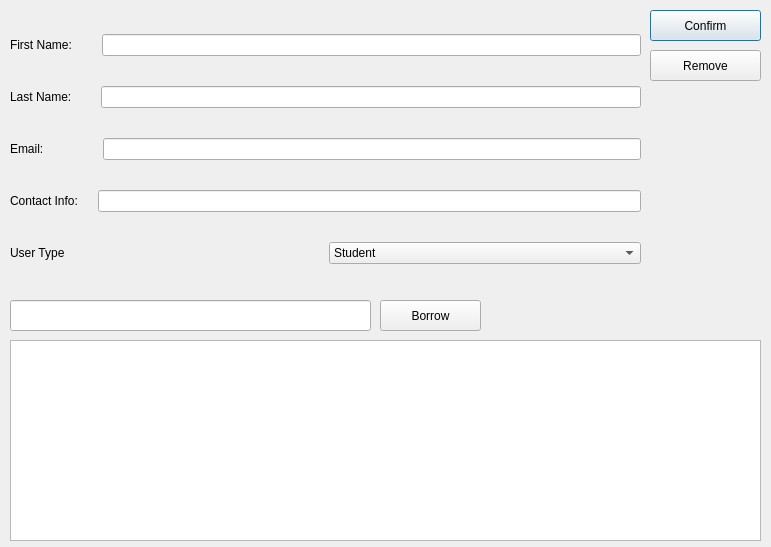
Qt form persondialog.ui (concat1911/LibraryManager) before a commit.
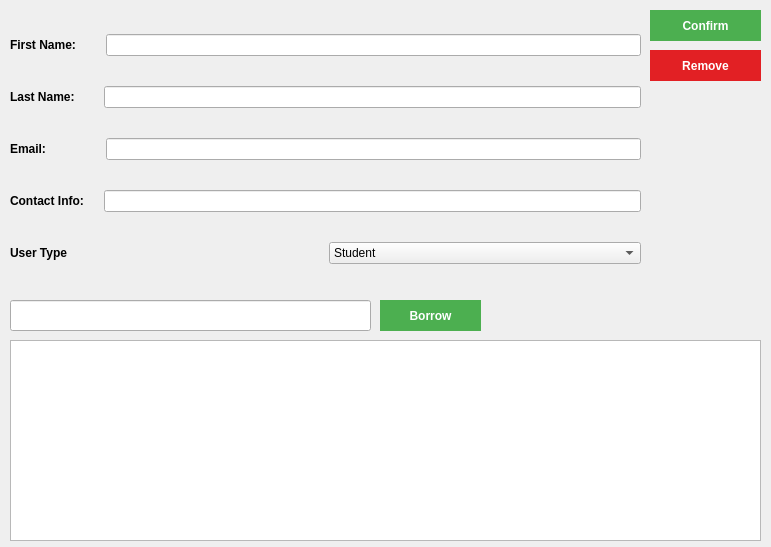
The same form after that commit. Icons and pictures are not drawn.

What changed in the file:
```diff
--- a/persondialog.ui
+++ b/persondialog.ui
@@ -13,6 +13,34 @@
   <property name="windowTitle">
    <string>Dialog</string>
   </property>
+  <property name="styleSheet">
+   <string notr="true">#borrowBtn, #pushButton{
+ 	background-color: #4CAF50; 
+ 	border: none;
+  	color: white;
+  	text-align: center;
+  	text-decoration: none;
+	font-weight: bold;
+}
+
+#PersonDialog{
+	border-image: url(:/images/assets/dialog_BG.jpg);
+}
+
+#removeBtn{
+ 	background-color: rgb(226, 32, 36); 
+ 	border: none;
+  	color: white;
+  	text-align: center;
+  	text-decoration: none;
+	font-weight: bold;
+}
+
+QLabel{
+	font-weight: bold;
+}
+</string>
+  </property>
   <widget class="QPushButton" name="pushButton">
    <property name="geometry">
     <rect>
```
